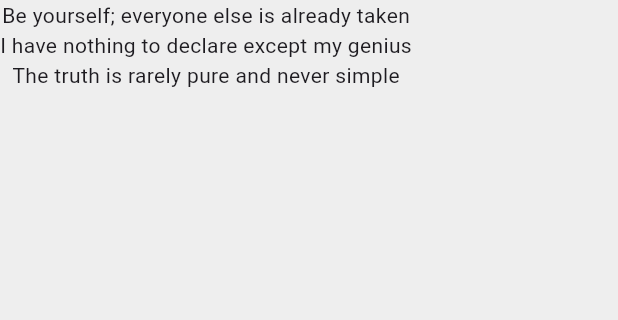
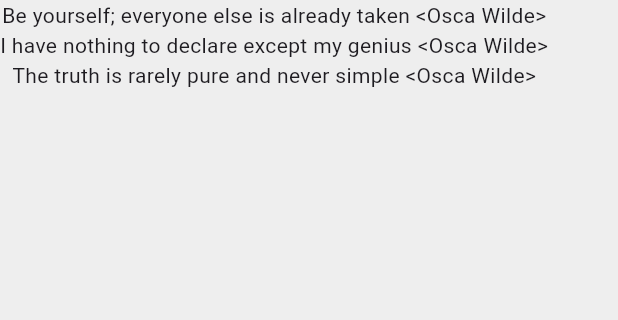
Before and after one commit to PhillipSaint254/learning-flutter, a Flutter app: the screen it shows after launch, on a phone screen of 412 x 824 dp, the part 84-404 px from its top. Run offline on Flutter 3.47's test engine with Material 3 defaults, Android fonts, the phone set to English and light mode, and no system bars.

Commit message:
Addition of a custom class to hold quote data

```diff
--- a/lib/main.dart
+++ b/lib/main.dart
@@ -1,4 +1,5 @@
 import 'package:flutter/material.dart';
+import 'quote.dart';
 
 void main() {
   runApp(MaterialApp(
@@ -15,10 +16,10 @@
 
 class _QuoteListState extends State<QuoteList> {
 
-  List<String> quotes = [
-    'Be yourself; everyone else is already taken',
-    'I have nothing to declare except my genius',
-    'The truth is rarely pure and never simple',
+  List<Quote> quotes = [
+    Quote(text: 'Be yourself; everyone else is already taken', author: 'Osca Wilde'),
+    Quote(text: 'I have nothing to declare except my genius', author: 'Osca Wilde'),
+    Quote(text: 'The truth is rarely pure and never simple', author: 'Osca Wilde'),
   ];
 
   @override
@@ -31,7 +32,7 @@
         backgroundColor: Colors.redAccent,
       ),
       body: Column(
-        children: quotes.map((quote) => Text(quote)).toList(),
+        children: quotes.map((quote) => Text('${quote.text} <${quote.author}>')).toList(),
       ),
     );
   }
--- /dev/null
+++ b/lib/quote.dart
@@ -0,0 +1,6 @@
+class Quote {
+  String text;
+  String author;
+
+  Quote({ required this.text, required this.author });
+}
```
